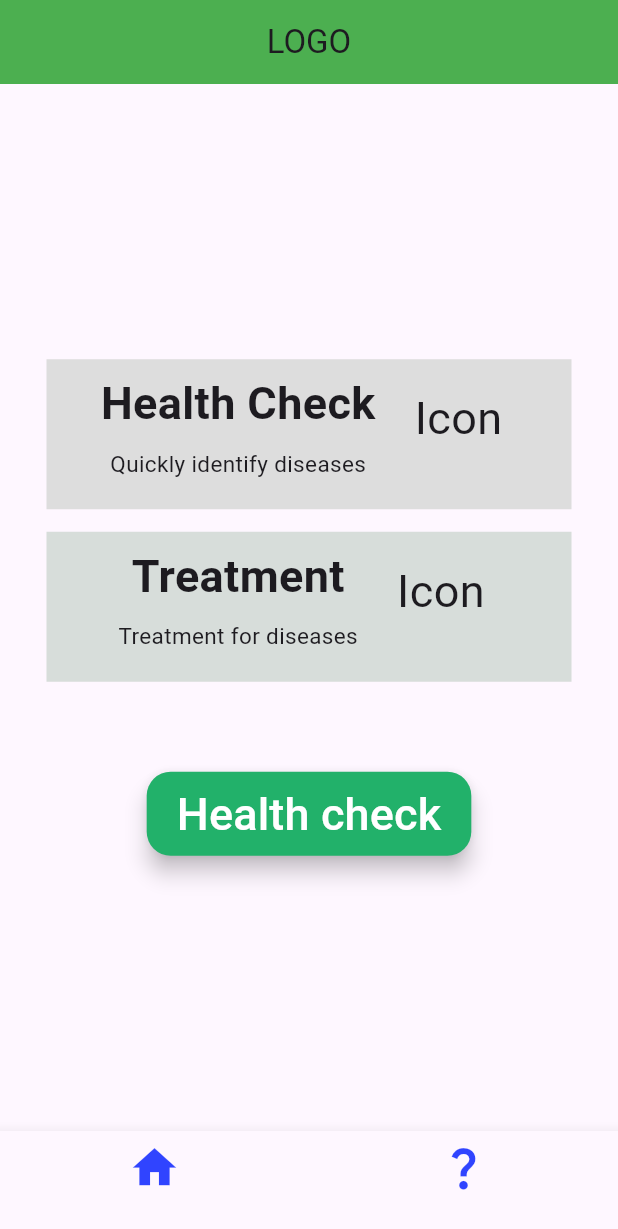
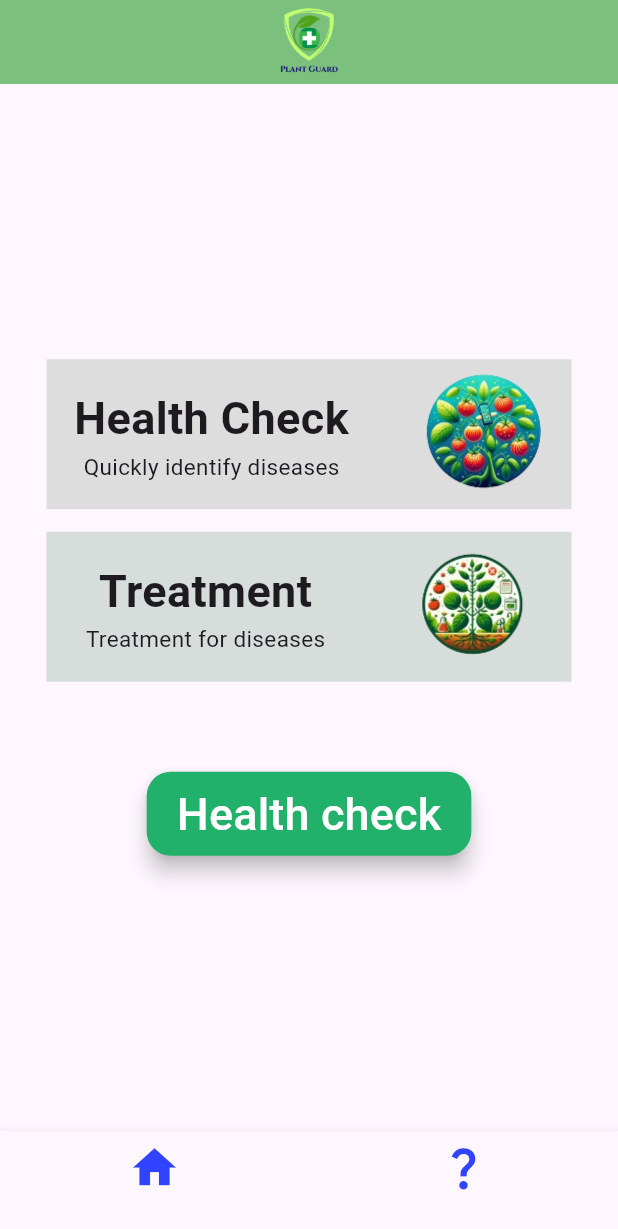
Before and after one commit to priyanjanjb/AI-Tomato-Diseases-DetectorFlutter-, a Flutter app: the screen it shows after launch, on a phone screen of 412 x 824 dp. Shown: the top 1229 px of the screen. Run offline on Flutter 3.47's test engine with Material 3 defaults, Android fonts, the phone set to English and light mode, and no system bars.

Commit message:
add images to app interface

```diff
--- a/lib/homePage.dart
+++ b/lib/homePage.dart
@@ -9,8 +9,16 @@ class Homepage extends StatelessWidget {
   Widget build(BuildContext context) {
     return Scaffold(
       appBar: AppBar(
-        title: const Center(child: Text('LOGO')),
-        backgroundColor: Colors.green,
+        title: const Center(
+            child: Padding(
+          padding: EdgeInsets.only(bottom: 10.0),
+          child: Image(
+              image: AssetImage(
+                  'assets/image/logo/_Green Simple Nature Beauty Care Initials Logo  (1).png'),
+              width: 100,
+              height: 100),
+        )),
+        backgroundColor: const Color.fromARGB(255, 123, 192, 125),
       ),
       body: SafeArea(
         child: Column(
@@ -20,21 +28,20 @@ class Homepage extends StatelessWidget {
               height: 100,
               width: 350,
               color: const Color.fromARGB(255, 221, 221, 221),
-              child: const Row(
+              child: const Padding(
+                padding: EdgeInsets.all(8.0),
+                child: Row(
                   mainAxisAlignment: MainAxisAlignment.center,
                   crossAxisAlignment: CrossAxisAlignment.center,
                   children: [
                     Padding(
-                    padding: EdgeInsets.all(8.0),
+                      padding: EdgeInsets.only(top: 10.0),
                       child: Column(
                         children: [
-                        Padding(
-                          padding: EdgeInsets.only(bottom: 8.0),
-                          child: Text(
+                          Text(
                             "Health Check",
                             style: TextStyle(
                                 fontSize: 30, fontWeight: FontWeight.bold),
-                          ),
                           ),
                           Text(
                             "Quickly identify diseases",
@@ -43,18 +50,21 @@ class Homepage extends StatelessWidget {
                         ],
                       ),
                     ),
+                    Column(
+                      children: [
                         Padding(
-                    padding: EdgeInsets.all(18.0),
-                    child: Column(
-                      children: [
-                        Text(
-                          "Icon",
-                          style: TextStyle(fontSize: 30),
+                          padding: EdgeInsets.only(left: 50.0),
+                          child: Image(
+                            image:
+                                AssetImage('assets/image/icons/Picture1.png'),
+                            width: 80,
+                            height: 80,
+                          ),
                         ),
                       ],
                     ),
+                  ],
                 ),
-                ],
               ),
             ),
             Padding(
@@ -63,21 +73,20 @@ class Homepage extends StatelessWidget {
                 height: 100,
                 width: 350,
                 color: const Color.fromARGB(255, 215, 221, 218),
-                child: const Row(
+                child: const Padding(
+                  padding: EdgeInsets.all(8.0),
+                  child: Row(
                     mainAxisAlignment: MainAxisAlignment.center,
                     crossAxisAlignment: CrossAxisAlignment.center,
                     children: [
                       Padding(
-                      padding: EdgeInsets.all(8.0),
+                        padding: EdgeInsets.only(top: 10.0),
                         child: Column(
                           children: [
-                          Padding(
-                            padding: EdgeInsets.only(bottom: 8.0),
-                            child: Text(
+                            Text(
                               "Treatment",
                               style: TextStyle(
                                   fontSize: 30, fontWeight: FontWeight.bold),
-                            ),
                             ),
                             Text(
                               "Treatment for diseases",
@@ -86,18 +95,21 @@ class Homepage extends StatelessWidget {
                           ],
                         ),
                       ),
+                      Column(
+                        children: [
                           Padding(
-                      padding: EdgeInsets.all(18.0),
-                      child: Column(
-                        children: [
-                          Text(
-                            "Icon",
-                            style: TextStyle(fontSize: 30),
+                            padding: EdgeInsets.only(left: 58.0),
+                            child: Image(
+                              image:
+                                  AssetImage('assets/image/icons/Picture2.png'),
+                              width: 80,
+                              height: 80,
+                            ),
                           ),
                         ],
                       ),
+                    ],
                   ),
-                  ],
                 ),
               ),
             ),
```
Also changed, not shown: assets/animation/Animation - 1726379697327.json (added, +1 -0 lines), pubspec.yaml (+7 -6 lines), assets/image/icons/Picture1.png, assets/image/icons/Picture2.png. Lines whose indentation alone changed are shown as unchanged.
